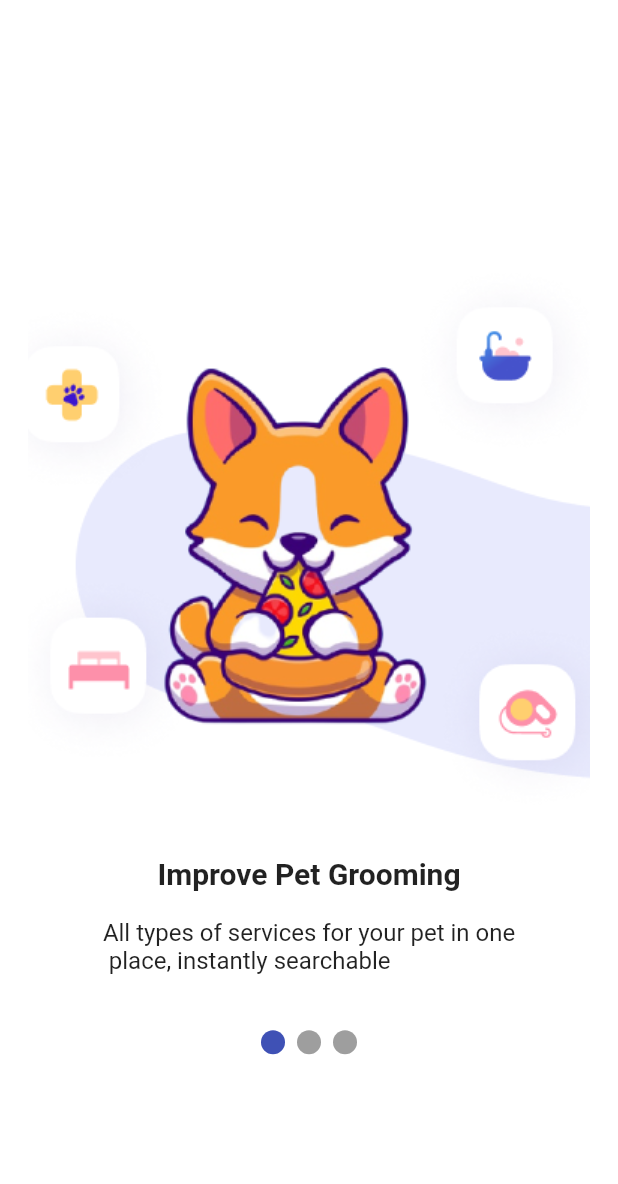
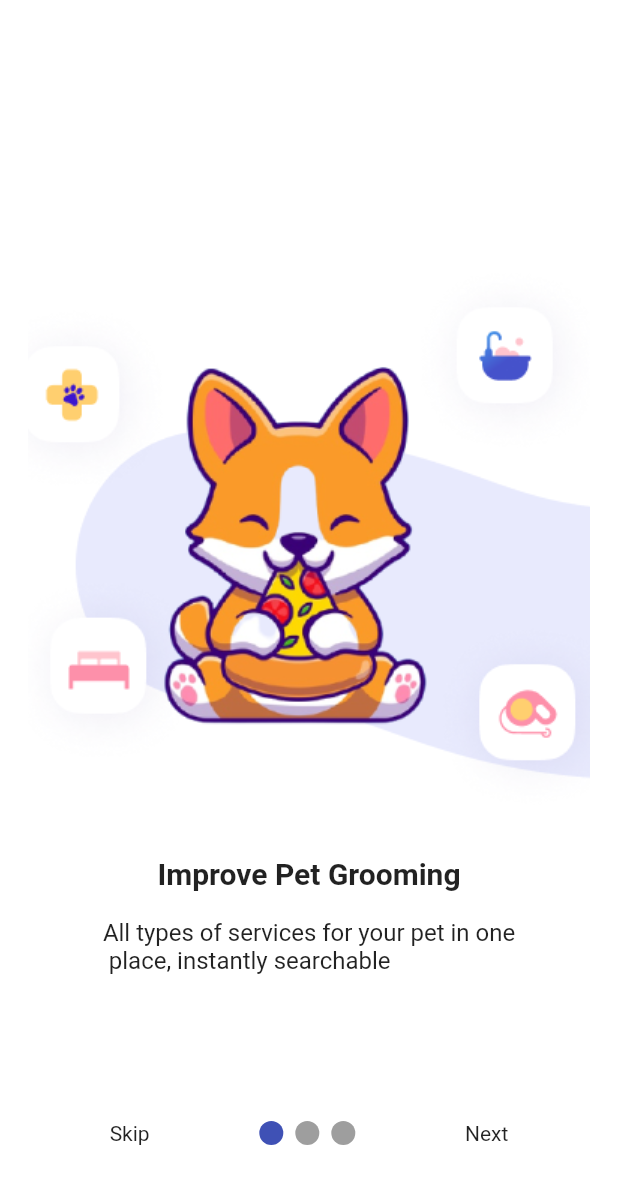
Before and after one commit to Pcharlesme/AllBestapps, a Flutter app: the Day2OnboardView screen opened by its route, on a phone screen of 412 x 824 dp. Shown: the top 1184 px of the screen. Run offline on Flutter 3.47's test engine with Material 2 defaults, Android fonts, the phone set to English and light mode, and no system bars; drawn by our look-alikes of smooth_page_indicator; our stand-ins replace get, google_fonts.

Commit message:
add features

```diff
--- a/lib/views/day2/homeview2.dart
+++ b/lib/views/day2/homeview2.dart
@@ -1,4 +1,5 @@
 import 'package:flutter/material.dart';
+import 'package:google_fonts/google_fonts.dart';
 import 'package:smooth_page_indicator/smooth_page_indicator.dart';
 import 'package:testappbc/views/day2/intropage1.dart';
 import 'package:testappbc/views/day2/intropage2.dart';
@@ -13,6 +14,10 @@ class Day2OnboardView extends StatefulWidget {
 
 class _Day2OnboardViewState extends State<Day2OnboardView> {
   PageController _controller = PageController();
+
+  //keep track on the page
+
+  bool onnLastPage = false;
   @override
   Widget build(BuildContext context) {
     return Scaffold(
@@ -21,15 +26,74 @@ class _Day2OnboardViewState extends State<Day2OnboardView> {
           //pageview
           PageView(
             controller: _controller,
-            children: [
+            onPageChanged: (index) {
+              setState(() {
+                onnLastPage = (index == 2);
+              });
+            },
+            children: const [
               Intropage1(),
               Intropage2(),
               Intropage3(),
             ],
           ),
           Container(
-              alignment: const Alignment(0, 0.7),
-              child: SmoothPageIndicator(controller: _controller, count: 3))
+              alignment: const Alignment(0, 0.85),
+              child: Row(
+                mainAxisAlignment: MainAxisAlignment.spaceEvenly,
+                children: [
+                  //skip
+                  GestureDetector(
+                    onTap: () {
+                      _controller.jumpToPage(2);
+                    },
+                    child: Text(
+                      "Skip",
+                      style: GoogleFonts.encodeSans(
+                          textStyle: const TextStyle(
+                        color: Colors.black87,
+                        fontSize: 14,
+                      )),
+                    ),
+                  ),
+
+                  //dot indicator
+                  SmoothPageIndicator(controller: _controller, count: 3),
+//nnext or Done
+
+                  onnLastPage
+                      ? GestureDetector(
+                          onTap: () {
+                            _controller.nextPage(
+                                duration: Duration(milliseconds: 500),
+                                curve: Curves.bounceIn);
+                          },
+                          child: Text(
+                            "Get Started",
+                            style: GoogleFonts.encodeSans(
+                                textStyle: const TextStyle(
+                              color: Colors.black87,
+                              fontSize: 14,
+                            )),
+                          ),
+                        )
+                      : GestureDetector(
+                          onTap: () {
+                            _controller.nextPage(
+                                duration: Duration(milliseconds: 500),
+                                curve: Curves.bounceIn);
+                          },
+                          child: Text(
+                            "Next",
+                            style: GoogleFonts.encodeSans(
+                                textStyle: const TextStyle(
+                              color: Colors.black87,
+                              fontSize: 14,
+                            )),
+                          ),
+                        )
+                ],
+              ))
         ],
       ),
     );
```
